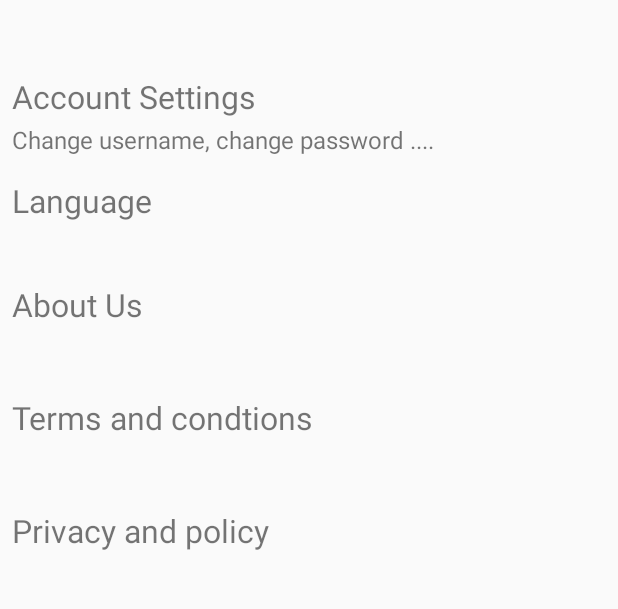
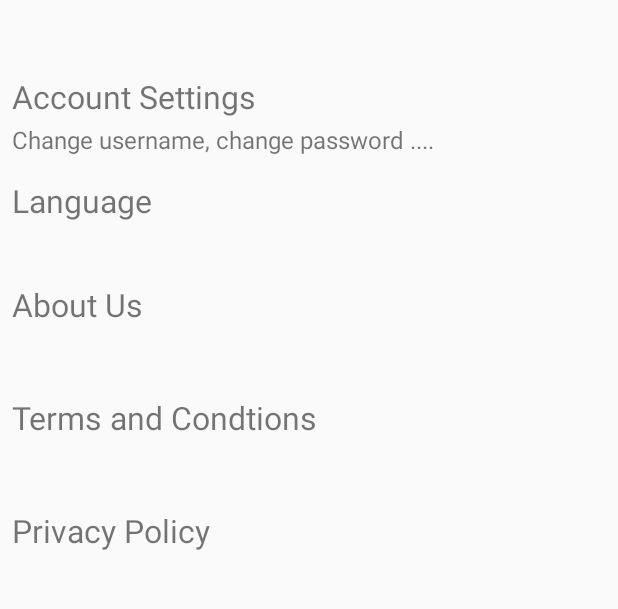
Before and after one commit to krishnadude98/RideIT, an Android app: the SettingsActivity screen opened directly, with no data from a screen before it, on a phone screen of 412 x 824 dp, the part 246-855 px from its top. Run offline under Robolectric (Android 15) with nearby library versions, the phone set to English and light mode, and no system bars; Roboto replaces fonts that are not available here.

Commit message:
Entho enn cheythu don't remember

```diff
--- a/app/src/main/java/com/hari/rideit/Controller/SettingsActivity.kt
+++ b/app/src/main/java/com/hari/rideit/Controller/SettingsActivity.kt
@@ -8,5 +8,9 @@ class SettingsActivity : AppCompatActivity() {
     override fun onCreate(savedInstanceState: Bundle?) {
         super.onCreate(savedInstanceState)
         setContentView(R.layout.activity_settings)
+
+        fun accountSettingsOnClick () {
+
+        }
     }
 }
--- a/app/src/main/res/layout/activity_settings.xml
+++ b/app/src/main/res/layout/activity_settings.xml
@@ -13,20 +13,24 @@
         android:layout_marginStart="8dp"
         android:layout_marginTop="50dp"
         android:layout_marginEnd="8dp"
+        android:clickable="true"
+        android:onClick="accountSettingsOnClick"
         android:text="Account Settings"
         android:textSize="21sp"
         app:layout_constraintEnd_toEndOf="parent"
         app:layout_constraintHorizontal_bias="1.0"
         app:layout_constraintStart_toStartOf="parent"
-        app:layout_constraintTop_toBottomOf="@+id/imageView5" />
+        app:layout_constraintTop_toBottomOf="@+id/imageView5"
+        tools:ignore="OnClick" />
 
     <TextView
-        android:id="@+id/textView2"
+        android:id="@+id/languageBtn"
         android:layout_width="0dp"
         android:layout_height="53dp"
         android:layout_marginStart="8dp"
         android:layout_marginTop="16dp"
         android:layout_marginEnd="8dp"
+        android:clickable="true"
         android:text="Language"
         android:textSize="21sp"
         app:layout_constraintEnd_toEndOf="parent"
@@ -35,44 +39,47 @@
         app:layout_constraintTop_toBottomOf="@+id/accountSettingsBtn" />
 
     <TextView
-        android:id="@+id/textView"
+        android:id="@+id/aboutUsBtn"
         android:layout_width="0dp"
         android:layout_height="59dp"
         android:layout_marginStart="8dp"
         android:layout_marginTop="16dp"
         android:layout_marginEnd="8dp"
+        android:clickable="true"
         android:text="About Us"
         android:textSize="21sp"
         app:layout_constraintEnd_toEndOf="parent"
         app:layout_constraintStart_toStartOf="parent"
-        app:layout_constraintTop_toBottomOf="@+id/textView2" />
+        app:layout_constraintTop_toBottomOf="@+id/languageBtn" />
 
     <TextView
-        android:id="@+id/textView3"
+        android:id="@+id/termsAndCondtionsBtn"
         android:layout_width="0dp"
         android:layout_height="59dp"
         android:layout_marginStart="8dp"
         android:layout_marginTop="16dp"
         android:layout_marginEnd="8dp"
-        android:text="Terms and condtions"
+        android:clickable="true"
+        android:text="Terms and Condtions"
         android:textSize="21sp"
         app:layout_constraintEnd_toEndOf="parent"
         app:layout_constraintStart_toStartOf="parent"
-        app:layout_constraintTop_toBottomOf="@+id/textView" />
+        app:layout_constraintTop_toBottomOf="@+id/aboutUsBtn" />
 
     <TextView
-        android:id="@+id/textView4"
+        android:id="@+id/privacyPolicyBtn"
         android:layout_width="0dp"
         android:layout_height="59dp"
         android:layout_marginStart="8dp"
         android:layout_marginTop="16dp"
         android:layout_marginEnd="8dp"
-        android:text="Privacy and policy"
+        android:clickable="true"
+        android:text="Privacy Policy"
         android:textSize="21sp"
         app:layout_constraintEnd_toEndOf="parent"
         app:layout_constraintHorizontal_bias="0.0"
         app:layout_constraintStart_toStartOf="parent"
-        app:layout_constraintTop_toBottomOf="@+id/textView3" />
+        app:layout_constraintTop_toBottomOf="@+id/termsAndCondtionsBtn" />
 
     <TextView
         android:id="@+id/textView5"
```
